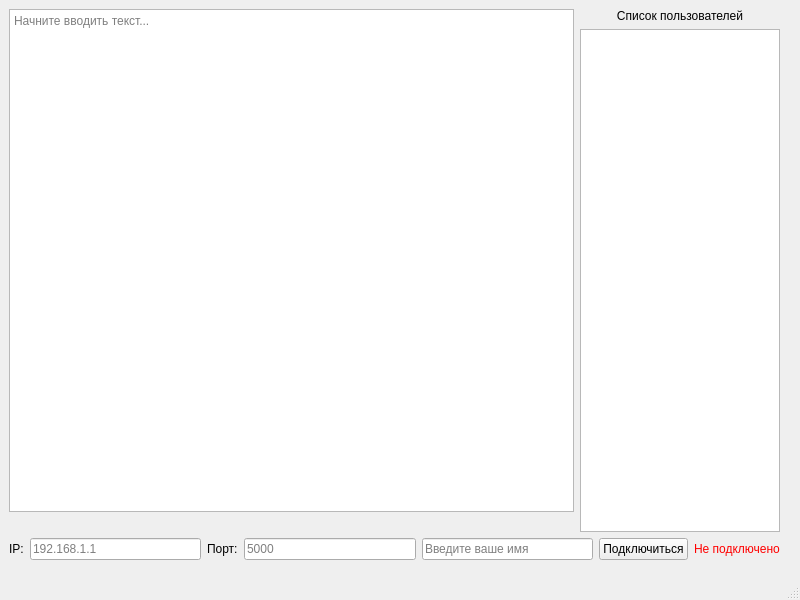
Qt form mainwindow.ui (chnoq2/TextEditor) before a commit.
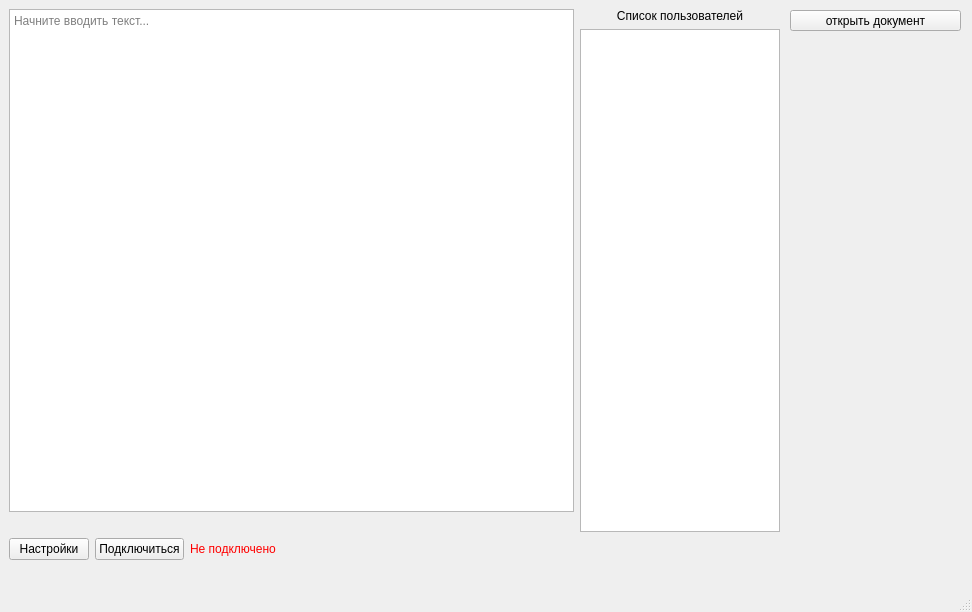
The same form after that commit.

Commit message: 12.07.2026 - работа document.h и протоком, позволяющая программе открывать doc файлы

The edit to the form file:
```diff
--- a/mainwindow.ui
+++ b/mainwindow.ui
@@ -6,8 +6,8 @@
    <rect>
     <x>0</x>
     <y>0</y>
-    <width>800</width>
-    <height>600</height>
+    <width>972</width>
+    <height>612</height>
    </rect>
   </property>
   <property name="windowTitle">
@@ -91,52 +91,9 @@
      <item>
       <layout class="QHBoxLayout" name="horizontalLayout">
        <item>
-        <widget class="QLabel" name="label">
+        <widget class="QPushButton" name="settingsButton">
          <property name="text">
-          <string>IP:</string>
-         </property>
-        </widget>
-       </item>
-       <item>
-        <widget class="QLineEdit" name="IP_line">
-         <property name="placeholderText">
-          <string>192.168.1.1</string>
-         </property>
-        </widget>
-       </item>
-       <item>
-        <widget class="QLabel" name="label_2">
-         <property name="text">
-          <string>Порт:</string>
-         </property>
-        </widget>
-       </item>
-       <item>
-        <widget class="QLineEdit" name="host_line">
-         <property name="placeholderText">
-          <string>5000</string>
-         </property>
-        </widget>
-       </item>
-       <item>
-        <widget class="QLineEdit" name="userLineEdit">
-         <property name="sizePolicy">
-          <sizepolicy hsizetype="Expanding" vsizetype="Fixed">
-           <horstretch>0</horstretch>
-           <verstretch>0</verstretch>
-          </sizepolicy>
-         </property>
-         <property name="maximumSize">
-          <size>
-           <width>200</width>
-           <height>16777215</height>
-          </size>
-         </property>
-         <property name="text">
-          <string/>
-         </property>
-         <property name="placeholderText">
-          <string>Введите ваше имя</string>
+          <string>Настройки</string>
          </property>
         </widget>
        </item>
@@ -157,10 +114,36 @@
          </property>
         </widget>
        </item>
+       <item>
+        <spacer name="horizontalSpacer">
+         <property name="orientation">
+          <enum>Qt::Orientation::Horizontal</enum>
+         </property>
+         <property name="sizeHint" stdset="0">
+          <size>
+           <width>40</width>
+           <height>20</height>
+          </size>
+         </property>
+        </spacer>
+       </item>
       </layout>
      </item>
     </layout>
    </widget>
+   <widget class="QPushButton" name="choose_document">
+    <property name="geometry">
+     <rect>
+      <x>790</x>
+      <y>10</y>
+      <width>171</width>
+      <height>21</height>
+     </rect>
+    </property>
+    <property name="text">
+     <string>открыть документ</string>
+    </property>
+   </widget>
   </widget>
   <widget class="QMenuBar" name="menubar">
    <property name="geometry">
```
Left out of the diff: 2 changed lines with no effect on the pictures. The commit also changes 18 other files.
